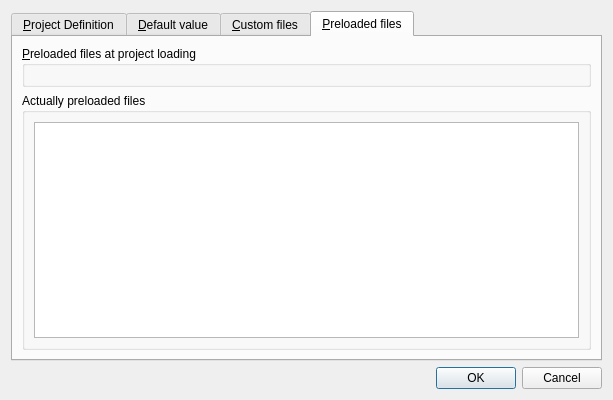
This is xinx/ui/projectproperty.ui in phoenix741/xinx as Qt 5 draws it before an edit. The edited form follows.
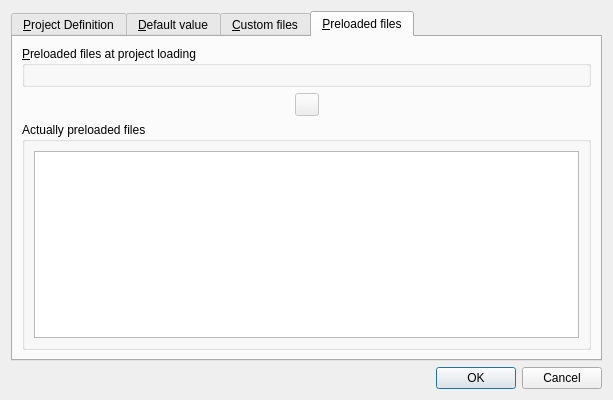
This is the edited form. The open tabs and pages were chosen to show the change. Icons and pictures are not drawn. Custom widgets are drawn as their Qt base class.

Commit message: Add a box to facilite add of preloaded files.

Patch:
```diff
--- a/xinx/ui/projectproperty.ui
+++ b/xinx/ui/projectproperty.ui
@@ -413,8 +413,49 @@
         </widget>
        </item>
        <item>
-        <widget class="QGroupBox" name="groupBox_4" >
-         <property name="title" >
+        <layout class="QHBoxLayout" name="horizontalLayout">
+         <item>
+          <spacer name="horizontalSpacer">
+           <property name="orientation">
+            <enum>Qt::Horizontal</enum>
+           </property>
+           <property name="sizeHint" stdset="0">
+            <size>
+             <width>40</width>
+             <height>20</height>
+            </size>
+           </property>
+          </spacer>
+         </item>
+         <item>
+          <widget class="QToolButton" name="m_addPreloadedFile">
+           <property name="enabled">
+            <bool>false</bool>
+           </property>
+           <property name="icon">
+            <iconset resource="../application.qrc">
+             <normaloff>:/images/1uparrow.png</normaloff>:/images/1uparrow.png</iconset>
+           </property>
+          </widget>
+         </item>
+         <item>
+          <spacer name="horizontalSpacer_3">
+           <property name="orientation">
+            <enum>Qt::Horizontal</enum>
+           </property>
+           <property name="sizeHint" stdset="0">
+            <size>
+             <width>40</width>
+             <height>20</height>
+            </size>
+           </property>
+          </spacer>
+         </item>
+        </layout>
+       </item>
+       <item>
+        <widget class="QGroupBox" name="groupBox_4">
+         <property name="title">
           <string>Actually preloaded files</string>
          </property>
          <layout class="QGridLayout" name="gridLayout_2" >
```
Left out of the diff: 353 changed lines with no effect on the pictures. The commit also changes 5 other files.
